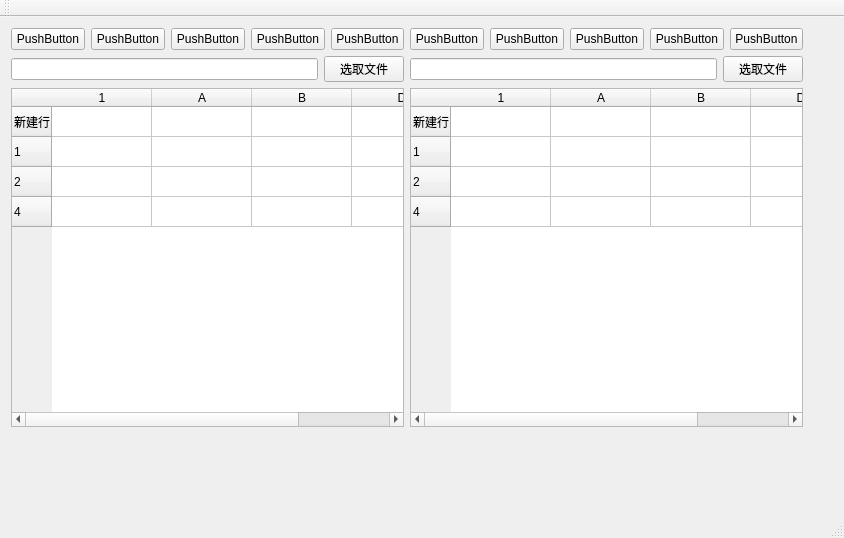
qqyemingqq/CompareByQT, file mainwindow.ui: the form before one commit.
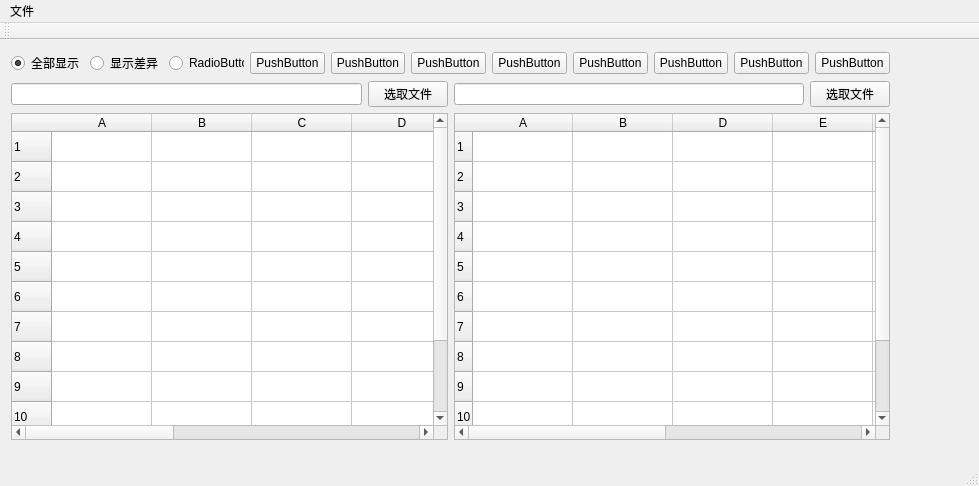
The form after the commit.

Patch:
```diff
--- a/mainwindow.ui
+++ b/mainwindow.ui
@@ -6,37 +6,56 @@
    <rect>
     <x>0</x>
     <y>0</y>
-    <width>844</width>
-    <height>538</height>
+    <width>979</width>
+    <height>486</height>
    </rect>
   </property>
   <property name="windowTitle">
    <string>MainWindow</string>
   </property>
   <widget class="QWidget" name="centralWidget">
+   <property name="sizePolicy">
+    <sizepolicy hsizetype="Expanding" vsizetype="Preferred">
+     <horstretch>0</horstretch>
+     <verstretch>0</verstretch>
+    </sizepolicy>
+   </property>
    <widget class="QWidget" name="verticalLayoutWidget">
     <property name="geometry">
      <rect>
       <x>0</x>
       <y>0</y>
-      <width>814</width>
-      <height>421</height>
+      <width>901</width>
+      <height>411</height>
      </rect>
     </property>
     <layout class="QVBoxLayout" name="verticalLayout">
      <item>
       <layout class="QHBoxLayout" name="horizontalLayout_3">
        <item>
-        <widget class="QPushButton" name="pushButton_4">
+        <widget class="QRadioButton" name="radioButton">
+         <property name="tabletTracking">
+          <bool>false</bool>
+         </property>
          <property name="text">
-          <string>PushButton</string>
+          <string>全部显示</string>
          </property>
+         <property name="checked">
+          <bool>true</bool>
+         </property>
         </widget>
        </item>
        <item>
-        <widget class="QPushButton" name="pushButton_12">
+        <widget class="QRadioButton" name="radioButton_2">
          <property name="text">
-          <string>PushButton</string>
+          <string>显示差异</string>
+         </property>
+        </widget>
+       </item>
+       <item>
+        <widget class="QRadioButton" name="radioButton_3">
+         <property name="text">
+          <string>RadioButton</string>
          </property>
         </widget>
        </item>
@@ -96,6 +115,19 @@
          </property>
         </widget>
        </item>
+       <item>
+        <spacer name="horizontalSpacer">
+         <property name="orientation">
+          <enum>Qt::Horizontal</enum>
+         </property>
+         <property name="sizeHint" stdset="0">
+          <size>
+           <width>40</width>
+           <height>20</height>
+          </size>
+         </property>
+        </spacer>
+       </item>
       </layout>
      </item>
      <item>
@@ -128,12 +160,7 @@
         <enum>QLayout::SetMaximumSize</enum>
        </property>
        <item>
-        <widget class="QTableWidget" name="tableWidget">
-         <row>
-          <property name="text">
-           <string>新建行</string>
-          </property>
-         </row>
+        <widget class="QTableWidget" name="tableLeft">
          <row>
           <property name="text">
            <string>1</string>
@@ -144,16 +171,56 @@
            <string>2</string>
           </property>
          </row>
+         <row>
+          <property name="text">
+           <string>3</string>
+          </property>
+         </row>
          <row>
           <property name="text">
            <string>4</string>
           </property>
          </row>
-         <column>
+         <row>
           <property name="text">
-           <string>1</string>
+           <string>5</string>
           </property>
-         </column>
+         </row>
+         <row>
+          <property name="text">
+           <string>6</string>
+          </property>
+         </row>
+         <row>
+          <property name="text">
+           <string>7</string>
+          </property>
+         </row>
+         <row>
+          <property name="text">
+           <string>8</string>
+          </property>
+         </row>
+         <row>
+          <property name="text">
+           <string>9</string>
+          </property>
+         </row>
+         <row>
+          <property name="text">
+           <string>10</string>
+          </property>
+         </row>
+         <row>
+          <property name="text">
+           <string>新建行</string>
+          </property>
+         </row>
+         <row>
+          <property name="text">
+           <string>12</string>
+          </property>
+         </row>
          <column>
           <property name="text">
            <string>A</string>
@@ -164,20 +231,40 @@
            <string>B</string>
           </property>
          </column>
+         <column>
+          <property name="text">
+           <string>C</string>
+          </property>
+         </column>
          <column>
           <property name="text">
            <string>D</string>
           </property>
          </column>
+         <column>
+          <property name="text">
+           <string>E</string>
+          </property>
+         </column>
+         <column>
+          <property name="text">
+           <string>F</string>
+          </property>
+         </column>
+         <column>
+          <property name="text">
+           <string>G</string>
+          </property>
+         </column>
+         <column>
+          <property name="text">
+           <string>H</string>
+          </property>
+         </column>
         </widget>
        </item>
        <item>
-        <widget class="QTableWidget" name="tableWidget_2">
-         <row>
-          <property name="text">
-           <string>新建行</string>
-          </property>
-         </row>
+        <widget class="QTableWidget" name="tableRight">
          <row>
           <property name="text">
            <string>1</string>
@@ -188,16 +275,56 @@
            <string>2</string>
           </property>
          </row>
+         <row>
+          <property name="text">
+           <string>3</string>
+          </property>
+         </row>
          <row>
           <property name="text">
            <string>4</string>
           </property>
          </row>
-         <column>
+         <row>
           <property name="text">
-           <string>1</string>
+           <string>5</string>
           </property>
-         </column>
+         </row>
+         <row>
+          <property name="text">
+           <string>6</string>
+          </property>
+         </row>
+         <row>
+          <property name="text">
+           <string>7</string>
+          </property>
+         </row>
+         <row>
+          <property name="text">
+           <string>8</string>
+          </property>
+         </row>
+         <row>
+          <property name="text">
+           <string>9</string>
+          </property>
+         </row>
+         <row>
+          <property name="text">
+           <string>10</string>
+          </property>
+         </row>
+         <row>
+          <property name="text">
+           <string>11</string>
+          </property>
+         </row>
+         <row>
+          <property name="text">
+           <string>12</string>
+          </property>
+         </row>
          <column>
           <property name="text">
            <string>A</string>
@@ -213,6 +340,31 @@
            <string>D</string>
           </property>
          </column>
+         <column>
+          <property name="text">
+           <string>E</string>
+          </property>
+         </column>
+         <column>
+          <property name="text">
+           <string>F</string>
+          </property>
+         </column>
+         <column>
+          <property name="text">
+           <string>G</string>
+          </property>
+         </column>
+         <column>
+          <property name="text">
+           <string>H</string>
+          </property>
+         </column>
+         <column>
+          <property name="text">
+           <string>I</string>
+          </property>
+         </column>
         </widget>
        </item>
       </layout>
@@ -225,10 +377,16 @@
     <rect>
      <x>0</x>
      <y>0</y>
-     <width>844</width>
+     <width>979</width>
      <height>23</height>
     </rect>
    </property>
+   <widget class="QMenu" name="menu">
+    <property name="title">
+     <string>文件</string>
+    </property>
+   </widget>
+   <addaction name="menu"/>
   </widget>
   <widget class="QToolBar" name="mainToolBar">
    <attribute name="toolBarArea">
```
Left out of the diff: 10 changed lines with no effect on the pictures.
